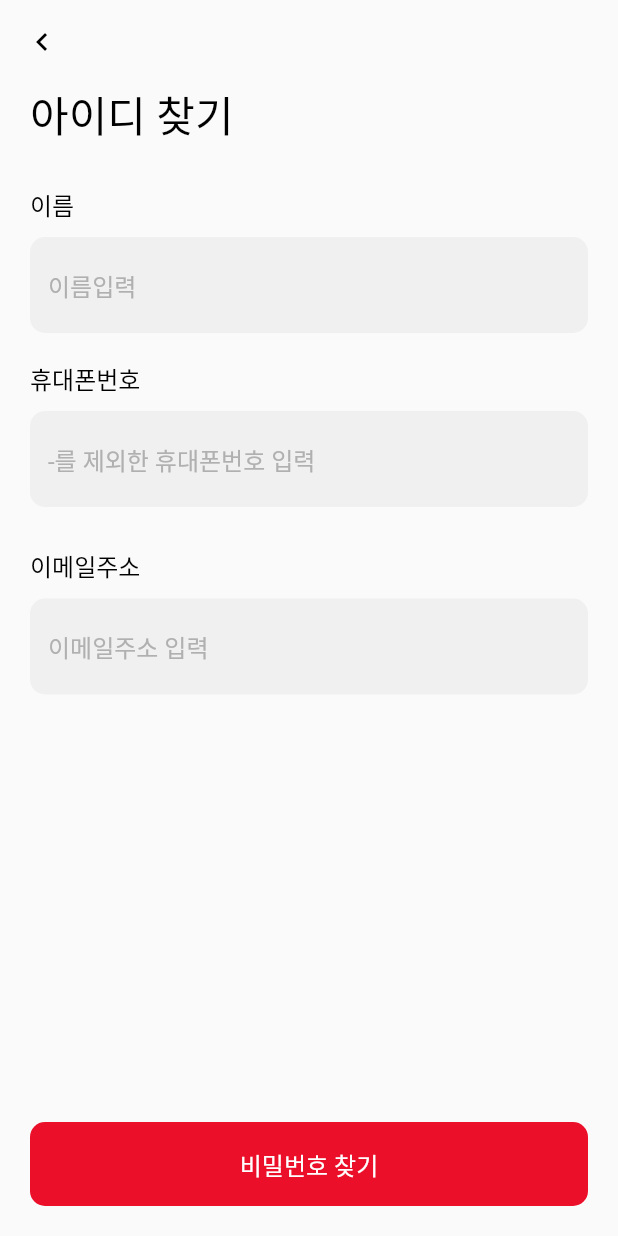
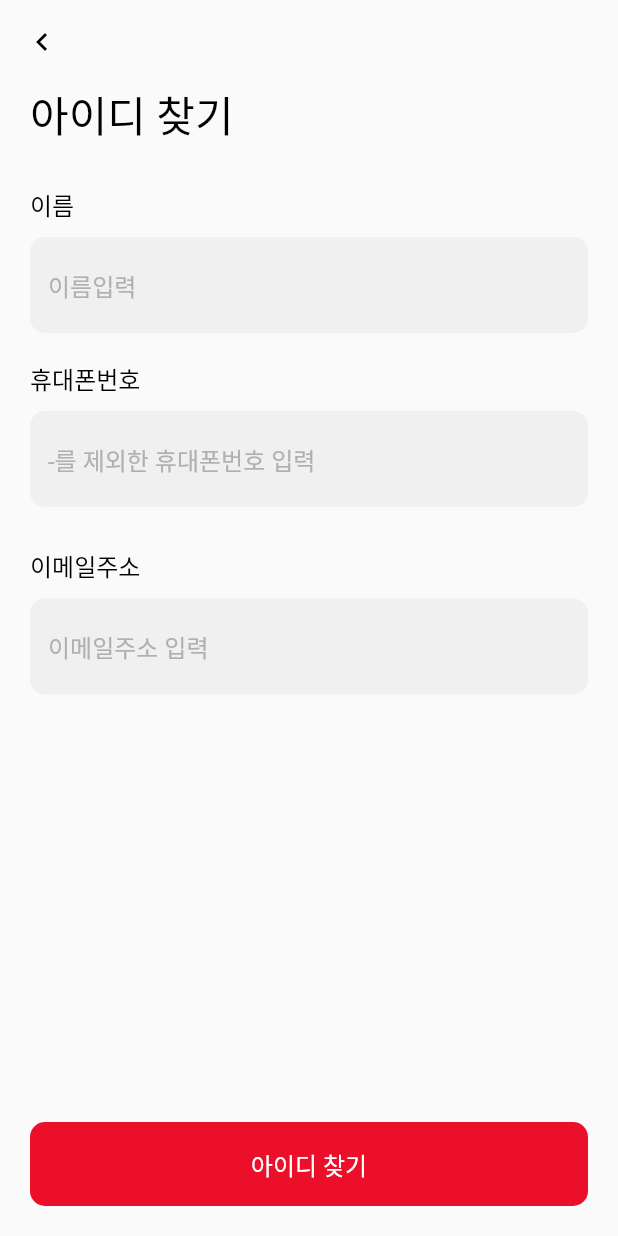
Before and after one commit to SniperFactory-Jangjeon/Jangjeon, a Flutter app: the FindIdPage screen opened by its route, on a phone screen of 412 x 824 dp. Run offline on Flutter 3.47's test engine with Material 2 defaults, Android fonts, the phone set to English and light mode, and no system bars; our stand-ins replace cloud_firestore, firebase_auth, firebase_core, get; missing offline and left inert: kakao_flutter_sdk_user; accounts and stored records are empty; Roboto replaces fonts that are missing (PretendardBold, PretendardMedium).

Commit message:
id 찾기 페이지 ui 수정

```diff
--- a/lib/view/page/find_id_page.dart
+++ b/lib/view/page/find_id_page.dart
@@ -62,7 +62,7 @@ class FindIdPage extends GetView<FindIdController> {
                   AppTextField(hintText: '이메일주소 입력'),
                   const Expanded(child: SizedBox()),
                   AppElevatedButton(
-                    childText: '비밀번호 찾기',
+                    childText: '아이디 찾기',
                     onPressed: () => controller.jumpToPage(1),
                   ),
                   const SizedBox(height: 20),
```
